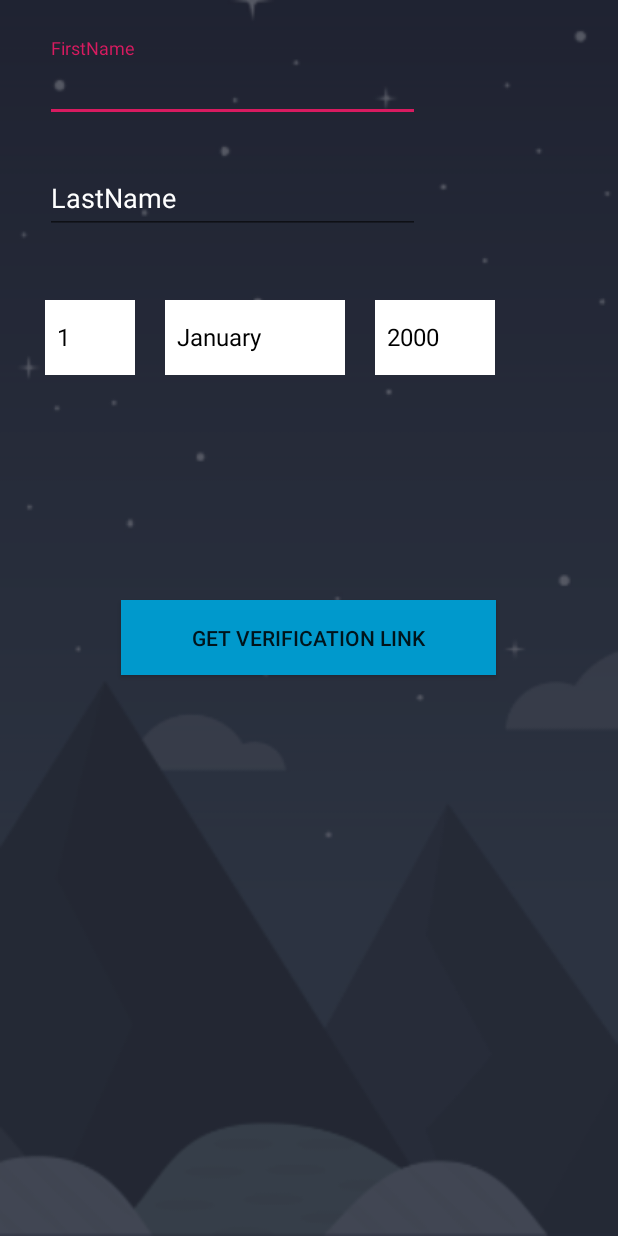
After one commit to snehishdasari/Brightcarrot, an Android app: the SignupActivity screen opened directly, with no data from a screen before it, on a phone screen of 412 x 824 dp. The commit adds this screen. Run offline under Robolectric (Android 15) with nearby library versions, the phone set to English and light mode, and no system bars.

Commit message:
Signup Half done

```diff
--- a/app/build.gradle
+++ b/app/build.gradle
@@ -22,6 +22,7 @@ dependencies {
     implementation fileTree(dir: 'libs', include: ['*.jar'])
     //noinspection GradleCompatible
     implementation 'com.android.support:appcompat-v7:28.0.0'
+    implementation 'com.android.support:design:28.0.0'
     implementation 'com.android.support.constraint:constraint-layout:1.1.3'
     implementation 'com.google.firebase:firebase-core:16.0.6'
     implementation 'com.google.firebase:firebase-database:16.0.5'
--- a/app/src/main/AndroidManifest.xml
+++ b/app/src/main/AndroidManifest.xml
@@ -16,6 +16,8 @@
                 <category android:name="android.intent.category.LAUNCHER" />
             </intent-filter>
         </activity>
+        <activity android:name=".SignupActivity" />
+        <activity android:name=".LoginActivity"></activity>
     </application>
 
 </manifest>
--- /dev/null
+++ b/app/src/main/java/com/example/ravipavansne/brightcarrot/LoginActivity.java
@@ -0,0 +1,13 @@
+package com.example.ravipavansne.brightcarrot;
+
+import android.support.v7.app.AppCompatActivity;
+import android.os.Bundle;
+
+public class LoginActivity extends AppCompatActivity {
+
+    @Override
+    protected void onCreate(Bundle savedInstanceState) {
+        super.onCreate(savedInstanceState);
+        setContentView(R.layout.activity_login);
+    }
+}
--- a/app/src/main/java/com/example/ravipavansne/brightcarrot/MainActivity.java
+++ b/app/src/main/java/com/example/ravipavansne/brightcarrot/MainActivity.java
@@ -1,8 +1,11 @@
 package com.example.ravipavansne.brightcarrot;
 
+import android.content.Intent;
 import android.support.v4.view.ViewPager;
 import android.support.v7.app.AppCompatActivity;
 import android.os.Bundle;
+import android.view.View;
+import android.widget.Button;
 import android.widget.LinearLayout;
 
 public class MainActivity extends AppCompatActivity {
@@ -10,6 +13,8 @@ public class MainActivity extends AppCompatActivity {
     private ViewPager viewPager ;
     private LinearLayout linearLayout ;
     private slideradapter slideradapter1 ;
+    private Button signbutton ;
+    private Button loginbutton ;
 
 
     @Override
@@ -23,5 +28,22 @@ public class MainActivity extends AppCompatActivity {
         slideradapter1 = new slideradapter(this) ;
         viewPager.setAdapter(slideradapter1) ;
 
+        signbutton = (Button) findViewById(R.id.signbutton) ;
+        loginbutton = (Button) findViewById(R.id.loginbutton) ;
+        signbutton.setOnClickListener(new View.OnClickListener() {
+            @Override
+            public void onClick(View view) {
+                startActivity(new Intent(MainActivity.this,SignupActivity.class));
+            }
+        });
+
+        loginbutton.setOnClickListener(new View.OnClickListener() {
+            @Override
+            public void onClick(View view) {
+                startActivity(new Intent(MainActivity.this,LoginActivity.class));
+            }
+        });
     }
+
+
 }
--- /dev/null
+++ b/app/src/main/java/com/example/ravipavansne/brightcarrot/SignupActivity.java
@@ -0,0 +1,73 @@
+package com.example.ravipavansne.brightcarrot;
+
+import android.support.v7.app.AppCompatActivity;
+import android.os.Bundle;
+import android.widget.ArrayAdapter;
+import android.widget.Spinner;
+
+import java.util.ArrayList;
+
+public class SignupActivity extends AppCompatActivity {
+
+
+    private Spinner day ;
+    private Spinner month ;
+    private Spinner year ;
+
+    @Override
+    protected void onCreate(Bundle savedInstanceState) {
+        super.onCreate(savedInstanceState);
+        setContentView(R.layout.activity_signup);
+
+
+        day=(Spinner) findViewById(R.id.spinnerday) ;
+        month = (Spinner) findViewById(R.id.spinnermonth) ;
+        year = (Spinner) findViewById(R.id.spinneryear) ;
+
+        ArrayList<String> days = new ArrayList<>() ;
+        for(int i=1;i<32;i++)
+        {
+            String k = String.valueOf(i) ;
+            days.add(k) ;
+        }
+
+        ArrayList<String> months = new ArrayList<>() ;
+        months.add("January") ;
+        months.add("February") ;
+        months.add("March") ;
+        months.add("April") ;
+        months.add("May") ;
+        months.add("June") ;
+        months.add("July") ;
+        months.add("August") ;
+        months.add("September") ;months.add("October") ;
+        months.add("November") ;
+        months.add("December") ;
+
+        ArrayList<String> years = new ArrayList<>() ;
+        for(int i=2000;i>1949;i--)
+        {
+            String k = String.valueOf(i) ;
+            years.add(k) ;
+        }
+
+
+        ArrayAdapter<String> dayadapter = new ArrayAdapter<>(this,android.R.layout.simple_spinner_dropdown_item,days) ;
+        ArrayAdapter<String> monthadapter = new ArrayAdapter<>(this,android.R.layout.simple_spinner_dropdown_item,months) ;
+        ArrayAdapter<String> yearadapter = new ArrayAdapter<>(this,android.R.layout.simple_spinner_dropdown_item,years) ;
+
+
+        day.setAdapter(dayadapter);
+        month.setAdapter(monthadapter);
+        year.setAdapter(yearadapter) ;
+
+
+
+
+
+
+
+
+
+    }
+}
--- /dev/null
+++ b/app/src/main/res/layout/activity_login.xml
@@ -0,0 +1,10 @@
+<?xml version="1.0" encoding="utf-8"?>
+<RelativeLayout xmlns:android="http://schemas.android.com/apk/res/android"
+    xmlns:app="http://schemas.android.com/apk/res-auto"
+    xmlns:tools="http://schemas.android.com/tools"
+    android:layout_width="match_parent"
+    android:layout_height="match_parent"
+    android:background="@drawable/signlogin"
+    tools:context=".LoginActivity">
+
+    </RelativeLayout>
--- a/app/src/main/res/layout/activity_main.xml
+++ b/app/src/main/res/layout/activity_main.xml
@@ -25,6 +25,7 @@
         android:orientation="horizontal">
 
         <Button
+            android:id="@+id/signbutton"
             android:layout_width="180dp"
             android:layout_height="wrap_content"
             android:background="@android:color/transparent"
@@ -32,6 +33,7 @@
             android:textColor="@android:color/holo_green_light" />
 
         <Button
+            android:id="@+id/loginbutton"
             android:layout_width="180dp"
             android:layout_height="wrap_content"
             android:background="@android:color/transparent"
--- /dev/null
+++ b/app/src/main/res/layout/activity_signup.xml
@@ -0,0 +1,111 @@
+<?xml version="1.0" encoding="utf-8"?>
+<RelativeLayout xmlns:android="http://schemas.android.com/apk/res/android"
+    xmlns:app="http://schemas.android.com/apk/res-auto"
+    xmlns:tools="http://schemas.android.com/tools"
+    android:layout_width="match_parent"
+    android:layout_height="match_parent"
+    android:background="@drawable/background"
+    tools:context=".SignupActivity">
+
+    <android.support.design.widget.TextInputLayout
+        android:layout_width="250dp"
+        android:layout_height="wrap_content"
+        android:layout_alignParentTop="true"
+        android:layout_marginTop="25dp"
+        app:hintEnabled="true"
+        android:layout_marginLeft="30dp"
+        app:hintAnimationEnabled="true"
+        android:textColorHint="@android:color/white"
+        android:hint="FirstName">
+
+        <android.support.design.widget.TextInputEditText
+            android:layout_width="match_parent"
+            android:maxLength="25"
+            android:maxLines="1"
+            android:layout_height="wrap_content" />
+    </android.support.design.widget.TextInputLayout>
+
+
+
+
+    <android.support.design.widget.TextInputLayout
+        android:layout_width="250dp"
+        android:layout_height="wrap_content"
+        android:layout_alignParentTop="true"
+        android:layout_marginLeft="30dp"
+        android:textColorHint="@android:color/white"
+        app:hintAnimationEnabled="true"
+        android:layout_marginTop="100dp"
+        android:hint="LastName">
+
+        <android.support.design.widget.TextInputEditText
+            android:layout_width="match_parent"
+            android:maxLength="25"
+            android:maxLines="1"
+            android:layout_height="wrap_content" />
+    </android.support.design.widget.TextInputLayout>
+
+    <LinearLayout
+        android:orientation="horizontal"
+        android:layout_marginTop="200dp"
+        android:layout_centerHorizontal="true"
+        android:layout_width="match_parent"
+        android:layout_height="wrap_content">
+
+        <TextView
+            android:layout_width="wrap_content"
+            android:layout_height="wrap_content" />
+
+        <Spinner
+            android:id="@+id/spinnerday"
+            android:scrollbarSize="70dp"
+            android:dropDownWidth="70dp"
+            android:background="@android:color/white"
+            android:layout_marginLeft="30dp"
+            android:layout_width="60dp"
+            android:layout_height="50dp">
+
+
+
+        </Spinner>
+
+        <Spinner
+            android:layout_marginLeft="20dp"
+            android:scrollbarSize="70dp"
+            android:dropDownWidth="70dp"
+            android:background="@android:color/white"
+            android:id="@+id/spinnermonth"
+            android:layout_width="120dp"
+            android:layout_height="50dp">
+
+
+
+        </Spinner>
+
+        <Spinner
+            android:scrollbarSize="70dp"
+            android:dropDownWidth="70dp"
+            android:layout_marginLeft="20dp"
+            android:background="@android:color/white"
+            android:id="@+id/spinneryear"
+            android:layout_width="80dp"
+            android:layout_height="50dp">
+
+
+
+        </Spinner>
+
+
+    </LinearLayout>
+
+
+    <Button
+        android:background="@android:color/holo_blue_dark"
+        android:layout_width="250dp"
+        android:layout_height="50dp"
+        android:layout_centerHorizontal="true"
+        android:layout_marginTop="400dp"
+        android:text="GET verification link"/>
+
+
+</RelativeLayout>
```
